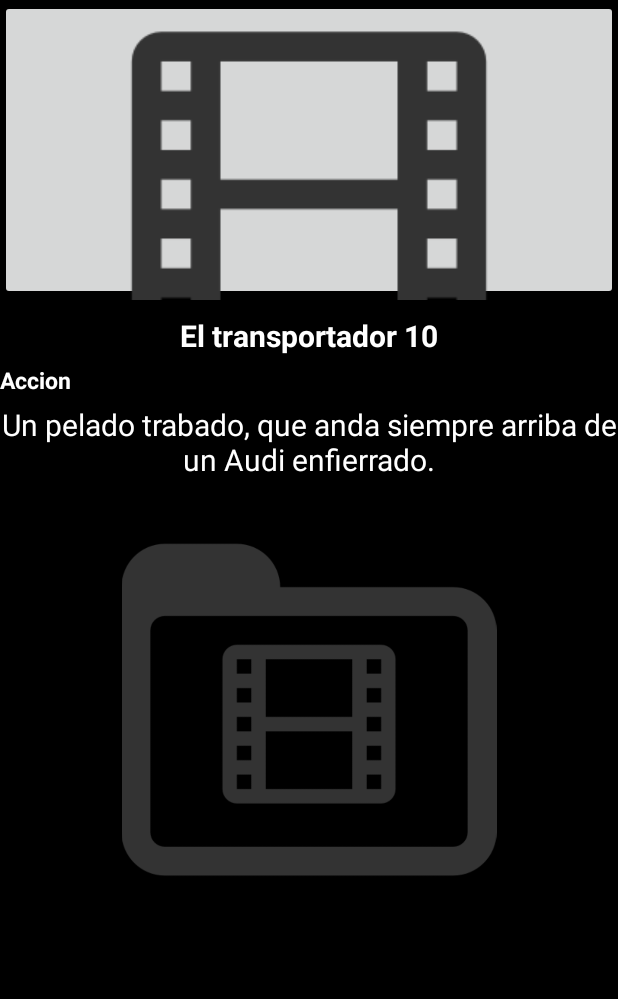
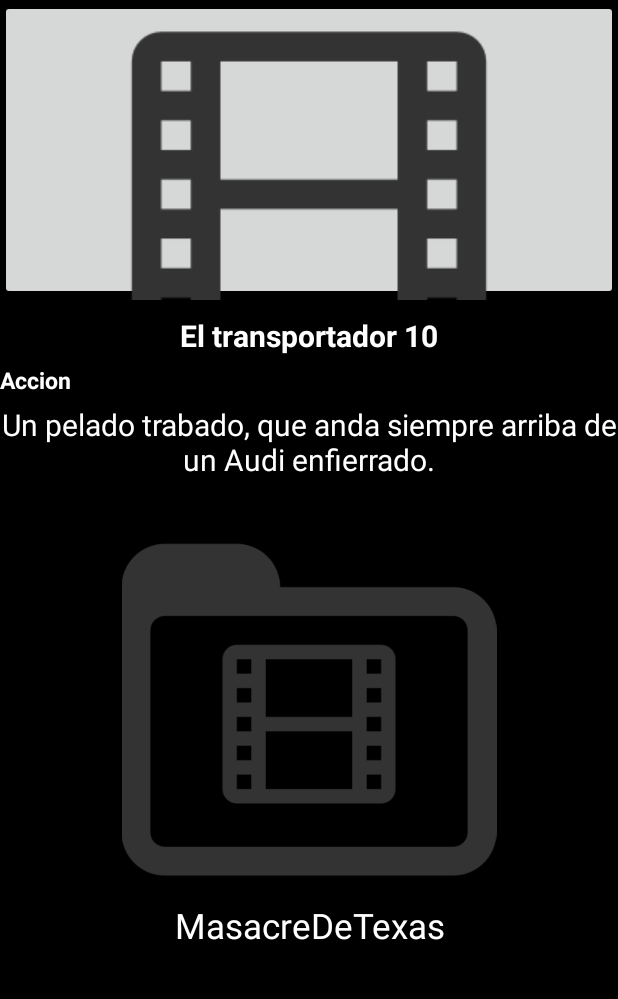
Before and after one commit to FelipeFragueiro/Reflex, an Android app: the DetalleGenerosActivity screen opened directly, with no data from a screen before it, after a tap on "El transportador 10", on a phone screen of 412 x 824 dp, the part 84-1083 px from its top. Run offline under Robolectric (Android 15) with nearby library versions, the phone set to English and light mode, and no system bars; 1 statement that could not run was skipped.

Commit message:
Agregue mas peliculas
.

```diff
--- a/app/src/main/java/a0817moact03c_2/a0817moact03c_02/DetalleGenerosActivity.java
+++ b/app/src/main/java/a0817moact03c_2/a0817moact03c_02/DetalleGenerosActivity.java
@@ -45,6 +45,12 @@ public class DetalleGenerosActivity extends AppCompatActivity implements Adaptad
             listaDePelis.add(new Pelicula("El transportador 10", R.drawable.imagenpeliculas, "Accion", "Un pelado trabado, que anda siempre arriba de un Audi enfierrado."));
             listaDePelis.add(new Pelicula("Indiana jones", R.drawable.imagenpeliculas, "Aventura", "Un exploraGay que siempre lleva su latigo encima."));
             listaDePelis.add(new Pelicula("Martes 13", R.drawable.imagenpeliculas, "Terror", "Un feo con una mascara que murio ahogado en un lago , resucita todos los martes 13 para matar a todos."));
+            listaDePelis.add(new Pelicula("Masacre de texas", R.drawable.imagenpeliculas,"Terror","Un carnisero loco con muy pocas pulgas mata a todo habitante nuevo en Texas"));
+            listaDePelis.add(new Pelicula("Anabelle",R.drawable.imagenpeliculas,"Terror","Una muñeca con un espiritu maligno se adueña de una familia, sus intenciones no son buenas"));
+            listaDePelis.add(new Pelicula("Freddy Cruger",R.drawable.imagenpeliculas,"Terror","Una persona acusada de algo que no hizo fue quemada viva por sus vecinos, vuelve en tus sueños en busca de venganza "));
+            listaDePelis.add(new Pelicula("IT", R.drawable.imagenpeliculas,"Terror","Un payaso loco en busca de niños para alimentarse vuelve cada 27 años a su suidad donde murio"));
+            listaDePelis.add(new Pelicula("SAW",R.drawable.imagenpeliculas,"Terror", "Un viejo loco asesina a toda persona culpable de pecados"));
+
 
 
     }
--- a/app/src/main/res/layout/celda_de_peliculas_sugeridas.xml
+++ b/app/src/main/res/layout/celda_de_peliculas_sugeridas.xml
@@ -2,7 +2,8 @@
 <LinearLayout xmlns:android="http://schemas.android.com/apk/res/android"
     android:layout_width="match_parent"
     android:layout_height="match_parent"
-    android:orientation="vertical">
+    android:orientation="vertical"
+    android:background="#000">
 
 
 
@@ -19,7 +20,7 @@
         android:layout_height="wrap_content"
         android:text="Titulo de la pelicula"
         android:gravity="center"
-        android:textStyle="bold"
+        android:textColor="#ffffff"
         android:textSize="23dp"/>
 
 
```
